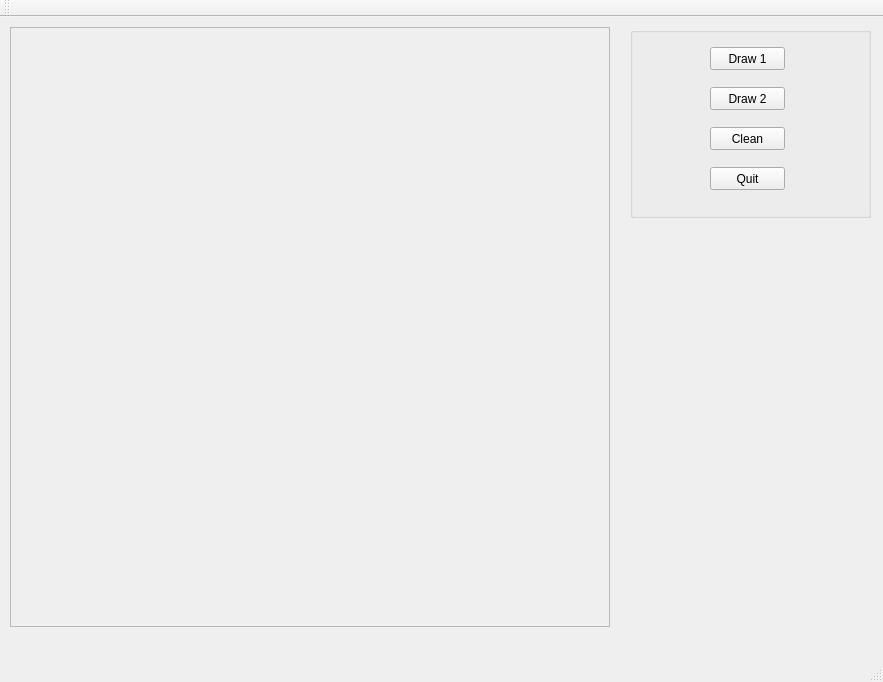
jasienieckih/lgim8, file mywindow.ui: the form before one commit.
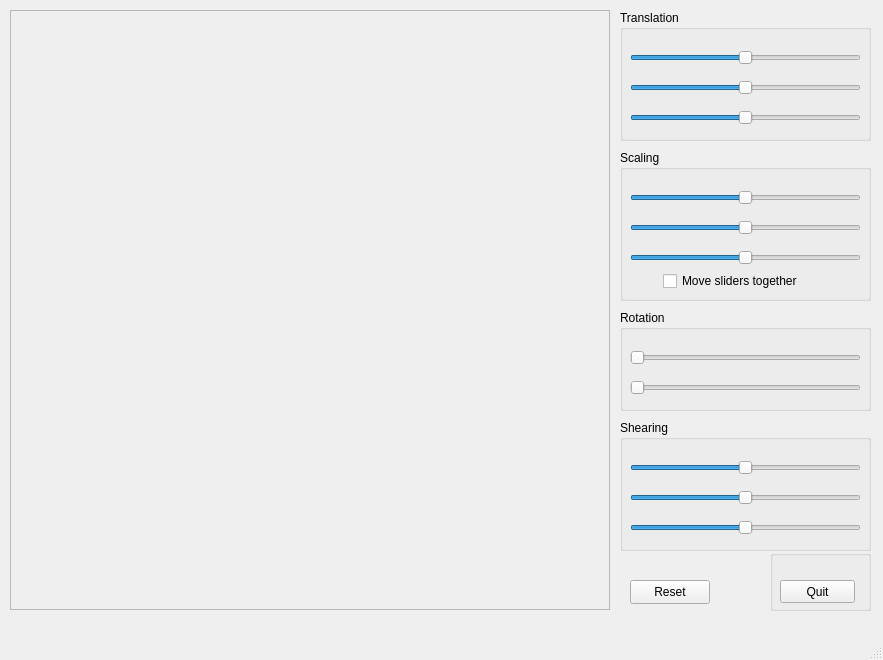
The form after the commit.

Commit message: Update GUI form for the task

```diff
--- a/mywindow.ui
+++ b/mywindow.ui
@@ -7,7 +7,7 @@
     <x>0</x>
     <y>0</y>
     <width>883</width>
-    <height>682</height>
+    <height>660</height>
    </rect>
   </property>
   <property name="windowTitle">
@@ -33,10 +33,10 @@
    <widget class="QGroupBox" name="groupBox">
     <property name="geometry">
      <rect>
-      <x>630</x>
-      <y>10</y>
-      <width>241</width>
-      <height>191</height>
+      <x>770</x>
+      <y>550</y>
+      <width>101</width>
+      <height>61</height>
      </rect>
     </property>
     <property name="title">
@@ -45,8 +45,8 @@
     <widget class="QPushButton" name="draw1Button">
      <property name="geometry">
       <rect>
-       <x>80</x>
-       <y>20</y>
+       <x>110</x>
+       <y>120</y>
        <width>75</width>
        <height>23</height>
       </rect>
@@ -58,8 +58,8 @@
     <widget class="QPushButton" name="draw2Button">
      <property name="geometry">
       <rect>
-       <x>80</x>
-       <y>60</y>
+       <x>110</x>
+       <y>160</y>
        <width>75</width>
        <height>23</height>
       </rect>
@@ -71,8 +71,8 @@
     <widget class="QPushButton" name="cleanButton">
      <property name="geometry">
       <rect>
-       <x>80</x>
-       <y>100</y>
+       <x>120</x>
+       <y>70</y>
        <width>75</width>
        <height>23</height>
       </rect>
@@ -84,8 +84,8 @@
     <widget class="QPushButton" name="exitButton">
      <property name="geometry">
       <rect>
-       <x>80</x>
-       <y>140</y>
+       <x>10</x>
+       <y>30</y>
        <width>75</width>
        <height>23</height>
       </rect>
@@ -95,6 +95,305 @@
      </property>
     </widget>
    </widget>
+   <widget class="QGroupBox" name="translationGroupBox">
+    <property name="geometry">
+     <rect>
+      <x>620</x>
+      <y>10</y>
+      <width>251</width>
+      <height>131</height>
+     </rect>
+    </property>
+    <property name="title">
+     <string>Translation</string>
+    </property>
+    <widget class="QSlider" name="translationXSlider">
+     <property name="geometry">
+      <rect>
+       <x>10</x>
+       <y>40</y>
+       <width>231</width>
+       <height>16</height>
+      </rect>
+     </property>
+     <property name="minimum">
+      <number>0</number>
+     </property>
+     <property name="maximum">
+      <number>2000</number>
+     </property>
+     <property name="value">
+      <number>1000</number>
+     </property>
+     <property name="orientation">
+      <enum>Qt::Horizontal</enum>
+     </property>
+    </widget>
+    <widget class="QSlider" name="translationYSlider">
+     <property name="geometry">
+      <rect>
+       <x>10</x>
+       <y>70</y>
+       <width>231</width>
+       <height>16</height>
+      </rect>
+     </property>
+     <property name="minimum">
+      <number>0</number>
+     </property>
+     <property name="maximum">
+      <number>2000</number>
+     </property>
+     <property name="value">
+      <number>1000</number>
+     </property>
+     <property name="orientation">
+      <enum>Qt::Horizontal</enum>
+     </property>
+    </widget>
+    <widget class="QSlider" name="translationZSlider">
+     <property name="geometry">
+      <rect>
+       <x>10</x>
+       <y>100</y>
+       <width>231</width>
+       <height>16</height>
+      </rect>
+     </property>
+     <property name="minimum">
+      <number>0</number>
+     </property>
+     <property name="maximum">
+      <number>2000</number>
+     </property>
+     <property name="value">
+      <number>1000</number>
+     </property>
+     <property name="orientation">
+      <enum>Qt::Horizontal</enum>
+     </property>
+    </widget>
+   </widget>
+   <widget class="QGroupBox" name="scalingGroupBox">
+    <property name="geometry">
+     <rect>
+      <x>620</x>
+      <y>150</y>
+      <width>251</width>
+      <height>151</height>
+     </rect>
+    </property>
+    <property name="title">
+     <string>Scaling</string>
+    </property>
+    <widget class="QSlider" name="scalingXSlider">
+     <property name="geometry">
+      <rect>
+       <x>10</x>
+       <y>40</y>
+       <width>231</width>
+       <height>16</height>
+      </rect>
+     </property>
+     <property name="minimum">
+      <number>1</number>
+     </property>
+     <property name="maximum">
+      <number>2000</number>
+     </property>
+     <property name="value">
+      <number>1000</number>
+     </property>
+     <property name="orientation">
+      <enum>Qt::Horizontal</enum>
+     </property>
+    </widget>
+    <widget class="QSlider" name="scalingYSlider">
+     <property name="geometry">
+      <rect>
+       <x>10</x>
+       <y>70</y>
+       <width>231</width>
+       <height>16</height>
+      </rect>
+     </property>
+     <property name="minimum">
+      <number>1</number>
+     </property>
+     <property name="maximum">
+      <number>2000</number>
+     </property>
+     <property name="value">
+      <number>1000</number>
+     </property>
+     <property name="orientation">
+      <enum>Qt::Horizontal</enum>
+     </property>
+    </widget>
+    <widget class="QCheckBox" name="scalingTogetherBox">
+     <property name="geometry">
+      <rect>
+       <x>43</x>
+       <y>120</y>
+       <width>161</width>
+       <height>22</height>
+      </rect>
+     </property>
+     <property name="text">
+      <string>Move sliders together</string>
+     </property>
+    </widget>
+    <widget class="QSlider" name="scalingZSlider">
+     <property name="geometry">
+      <rect>
+       <x>10</x>
+       <y>100</y>
+       <width>231</width>
+       <height>16</height>
+      </rect>
+     </property>
+     <property name="minimum">
+      <number>1</number>
+     </property>
+     <property name="maximum">
+      <number>2000</number>
+     </property>
+     <property name="value">
+      <number>1000</number>
+     </property>
+     <property name="orientation">
+      <enum>Qt::Horizontal</enum>
+     </property>
+    </widget>
+   </widget>
+   <widget class="QGroupBox" name="rotationGroupBox">
+    <property name="geometry">
+     <rect>
+      <x>620</x>
+      <y>310</y>
+      <width>251</width>
+      <height>101</height>
+     </rect>
+    </property>
+    <property name="title">
+     <string>Rotation</string>
+    </property>
+    <widget class="QSlider" name="rotationSlider1">
+     <property name="geometry">
+      <rect>
+       <x>10</x>
+       <y>40</y>
+       <width>231</width>
+       <height>16</height>
+      </rect>
+     </property>
+     <property name="maximum">
+      <number>1000</number>
+     </property>
+     <property name="orientation">
+      <enum>Qt::Horizontal</enum>
+     </property>
+    </widget>
+    <widget class="QSlider" name="rotationSlider2">
+     <property name="geometry">
+      <rect>
+       <x>10</x>
+       <y>70</y>
+       <width>231</width>
+       <height>16</height>
+      </rect>
+     </property>
+     <property name="maximum">
+      <number>1000</number>
+     </property>
+     <property name="orientation">
+      <enum>Qt::Horizontal</enum>
+     </property>
+    </widget>
+   </widget>
+   <widget class="QGroupBox" name="shearingGroupBox">
+    <property name="geometry">
+     <rect>
+      <x>620</x>
+      <y>420</y>
+      <width>251</width>
+      <height>131</height>
+     </rect>
+    </property>
+    <property name="title">
+     <string>Shearing</string>
+    </property>
+    <widget class="QSlider" name="shearingXSlider">
+     <property name="geometry">
+      <rect>
+       <x>10</x>
+       <y>40</y>
+       <width>231</width>
+       <height>16</height>
+      </rect>
+     </property>
+     <property name="maximum">
+      <number>2000</number>
+     </property>
+     <property name="value">
+      <number>1000</number>
+     </property>
+     <property name="orientation">
+      <enum>Qt::Horizontal</enum>
+     </property>
+    </widget>
+    <widget class="QSlider" name="shearingYSlider">
+     <property name="geometry">
+      <rect>
+       <x>10</x>
+       <y>70</y>
+       <width>231</width>
+       <height>16</height>
+      </rect>
+     </property>
+     <property name="maximum">
+      <number>2000</number>
+     </property>
+     <property name="value">
+      <number>1000</number>
+     </property>
+     <property name="orientation">
+      <enum>Qt::Horizontal</enum>
+     </property>
+    </widget>
+    <widget class="QSlider" name="shearingZSlider">
+     <property name="geometry">
+      <rect>
+       <x>10</x>
+       <y>100</y>
+       <width>231</width>
+       <height>16</height>
+      </rect>
+     </property>
+     <property name="maximum">
+      <number>2000</number>
+     </property>
+     <property name="value">
+      <number>1000</number>
+     </property>
+     <property name="orientation">
+      <enum>Qt::Horizontal</enum>
+     </property>
+    </widget>
+   </widget>
+   <widget class="QPushButton" name="resetButton">
+    <property name="geometry">
+     <rect>
+      <x>630</x>
+      <y>580</y>
+      <width>80</width>
+      <height>24</height>
+     </rect>
+    </property>
+    <property name="text">
+     <string>Reset</string>
+    </property>
+   </widget>
   </widget>
   <widget class="QMenuBar" name="menuBar">
    <property name="geometry">
@@ -106,14 +405,6 @@
     </rect>
    </property>
   </widget>
-  <widget class="QToolBar" name="mainToolBar">
-   <attribute name="toolBarArea">
-    <enum>TopToolBarArea</enum>
-   </attribute>
-   <attribute name="toolBarBreak">
-    <bool>false</bool>
-   </attribute>
-  </widget>
   <widget class="QStatusBar" name="statusBar"/>
  </widget>
  <layoutdefault spacing="6" margin="11"/>
```
Left out of the diff: 2 changed lines with no effect on the pictures.
